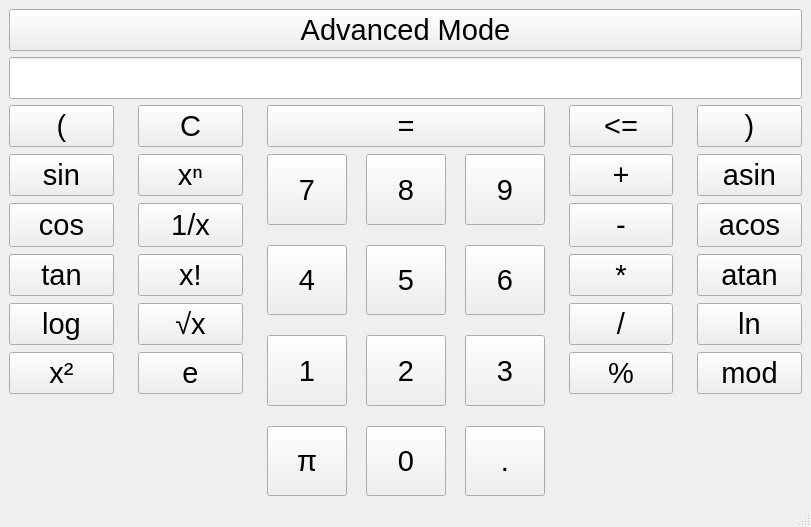
The window that mainwindow.ui (amit-c-ai/Calculator-using-Qt) describes before a commit, drawn with Qt 5.
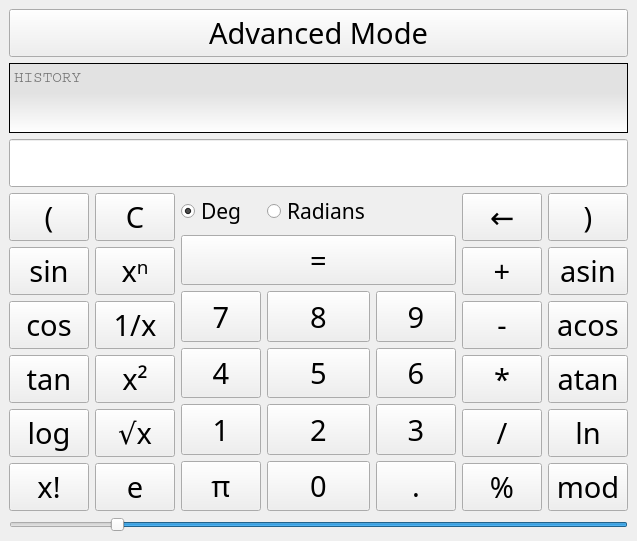
The same window after the commit.

Commit message: history, gradient to history, touch sounds, degrees and radians

What changed in the file:
```diff
--- a/mainwindow.ui
+++ b/mainwindow.ui
@@ -6,28 +6,45 @@
    <rect>
     <x>0</x>
     <y>0</y>
-    <width>811</width>
-    <height>527</height>
+    <width>589</width>
+    <height>523</height>
    </rect>
   </property>
+  <property name="minimumSize">
+   <size>
+    <width>0</width>
+    <height>0</height>
+   </size>
+  </property>
+  <property name="maximumSize">
+   <size>
+    <width>16777215</width>
+    <height>16777215</height>
+   </size>
+  </property>
+  <property name="font">
+   <font>
+    <family>Gill Sans MT Condensed</family>
+   </font>
+  </property>
   <property name="windowTitle">
    <string>MainWindow</string>
   </property>
   <widget class="QWidget" name="centralwidget">
-   <layout class="QGridLayout" name="gridLayout_3">
-    <item row="1" column="0">
-     <widget class="QLineEdit" name="output">
-      <property name="font">
-       <font>
-        <pointsize>22</pointsize>
-       </font>
-      </property>
-     </widget>
-    </item>
+   <layout class="QGridLayout" name="gridLayout_6">
+    <item row="0" column="0">
+     <layout class="QGridLayout" name="gridLayout_4">
     <item row="0" column="0">
      <widget class="QPushButton" name="advancedMode">
+        <property name="sizePolicy">
+         <sizepolicy hsizetype="Minimum" vsizetype="Fixed">
+          <horstretch>0</horstretch>
+          <verstretch>0</verstretch>
+         </sizepolicy>
+        </property>
       <property name="font">
        <font>
+          <family>Gill Sans MT Condensed</family>
         <pointsize>22</pointsize>
        </font>
       </property>
@@ -36,52 +53,52 @@
       </property>
      </widget>
     </item>
+      <item row="4" column="0">
+       <widget class="QSlider" name="horizontalSlider">
+        <property name="mouseTracking">
+         <bool>true</bool>
+        </property>
+        <property name="minimum">
+         <number>15</number>
+        </property>
+        <property name="sliderPosition">
+         <number>85</number>
+        </property>
+        <property name="orientation">
+         <enum>Qt::Horizontal</enum>
+        </property>
+        <property name="invertedAppearance">
+         <bool>true</bool>
+        </property>
+       </widget>
+      </item>
     <item row="2" column="0">
-     <layout class="QGridLayout" name="gridLayout_2">
-      <property name="horizontalSpacing">
-       <number>24</number>
-      </property>
-      <property name="verticalSpacing">
-       <number>7</number>
-      </property>
-      <item row="5" column="4">
-       <widget class="QPushButton" name="ln">
+       <widget class="QLineEdit" name="output">
         <property name="sizePolicy">
-         <sizepolicy hsizetype="Minimum" vsizetype="Minimum">
+         <sizepolicy hsizetype="Minimum" vsizetype="Fixed">
           <horstretch>0</horstretch>
           <verstretch>0</verstretch>
          </sizepolicy>
         </property>
         <property name="font">
          <font>
+          <family>Gill Sans MT Condensed</family>
           <pointsize>22</pointsize>
+          <weight>75</weight>
+          <bold>true</bold>
          </font>
         </property>
-        <property name="text">
-         <string>ln</string>
-        </property>
        </widget>
       </item>
-      <item row="2" column="3">
-       <widget class="QPushButton" name="add">
-        <property name="sizePolicy">
-         <sizepolicy hsizetype="Minimum" vsizetype="Minimum">
-          <horstretch>0</horstretch>
-          <verstretch>0</verstretch>
-         </sizepolicy>
+      <item row="3" column="0">
+       <layout class="QGridLayout" name="gridLayout_5">
+        <property name="sizeConstraint">
+         <enum>QLayout::SetDefaultConstraint</enum>
         </property>
-        <property name="font">
-         <font>
-          <pointsize>22</pointsize>
-         </font>
-        </property>
-        <property name="text">
-         <string>+</string>
-        </property>
-       </widget>
-      </item>
-      <item row="4" column="3">
-       <widget class="QPushButton" name="multiply">
+        <item row="0" column="0">
+         <layout class="QGridLayout" name="gridLayout">
+          <item row="0" column="0">
+           <widget class="QPushButton" name="openBracket">
         <property name="sizePolicy">
          <sizepolicy hsizetype="Minimum" vsizetype="Minimum">
           <horstretch>0</horstretch>
@@ -90,28 +107,17 @@
         </property>
         <property name="font">
          <font>
+              <family>Gill Sans MT Condensed</family>
           <pointsize>22</pointsize>
          </font>
         </property>
         <property name="text">
-         <string>*</string>
+             <string>(</string>
         </property>
        </widget>
       </item>
-      <item row="6" column="3">
-       <widget class="QPushButton" name="percentage">
-        <property name="font">
-         <font>
-          <pointsize>22</pointsize>
-         </font>
-        </property>
-        <property name="text">
-         <string>%</string>
-        </property>
-       </widget>
-      </item>
-      <item row="6" column="0">
-       <widget class="QPushButton" name="square">
+          <item row="0" column="1">
+           <widget class="QPushButton" name="clear">
         <property name="sizePolicy">
          <sizepolicy hsizetype="Minimum" vsizetype="Minimum">
           <horstretch>0</horstretch>
@@ -120,16 +126,17 @@
         </property>
         <property name="font">
          <font>
+              <family>Gill Sans MT Condensed</family>
           <pointsize>22</pointsize>
          </font>
         </property>
         <property name="text">
-         <string>x²</string>
+             <string>C</string>
         </property>
        </widget>
       </item>
-      <item row="3" column="3">
-       <widget class="QPushButton" name="minus">
+          <item row="1" column="0">
+           <widget class="QPushButton" name="sin">
         <property name="sizePolicy">
          <sizepolicy hsizetype="Minimum" vsizetype="Minimum">
           <horstretch>0</horstretch>
@@ -138,36 +145,26 @@
         </property>
         <property name="font">
          <font>
+              <family>Gill Sans MT Condensed</family>
           <pointsize>22</pointsize>
          </font>
         </property>
         <property name="text">
-         <string>-</string>
+             <string>sin</string>
         </property>
        </widget>
       </item>
-      <item row="5" column="3">
-       <widget class="QPushButton" name="divide">
-        <property name="sizePolicy">
-         <sizepolicy hsizetype="Minimum" vsizetype="Minimum">
-          <horstretch>0</horstretch>
-          <verstretch>0</verstretch>
-         </sizepolicy>
-        </property>
-        <property name="font">
-         <font>
-          <pointsize>22</pointsize>
-         </font>
-        </property>
-        <property name="text">
-         <string>/</string>
-        </property>
-       </widget>
-      </item>
-      <item row="2" column="1">
+          <item row="1" column="1">
        <widget class="QPushButton" name="power">
+            <property name="sizePolicy">
+             <sizepolicy hsizetype="Minimum" vsizetype="Minimum">
+              <horstretch>0</horstretch>
+              <verstretch>0</verstretch>
+             </sizepolicy>
+            </property>
         <property name="font">
          <font>
+              <family>Gill Sans MT Condensed</family>
           <pointsize>22</pointsize>
          </font>
         </property>
@@ -176,8 +173,8 @@
         </property>
        </widget>
       </item>
-      <item row="3" column="4">
-       <widget class="QPushButton" name="acos">
+          <item row="2" column="0">
+           <widget class="QPushButton" name="cos">
         <property name="sizePolicy">
          <sizepolicy hsizetype="Minimum" vsizetype="Minimum">
           <horstretch>0</horstretch>
@@ -186,16 +183,17 @@
         </property>
         <property name="font">
          <font>
+              <family>Gill Sans MT Condensed</family>
           <pointsize>22</pointsize>
          </font>
         </property>
         <property name="text">
-         <string>acos</string>
+             <string>cos</string>
         </property>
        </widget>
       </item>
-      <item row="2" column="4">
-       <widget class="QPushButton" name="asin">
+          <item row="2" column="1">
+           <widget class="QPushButton" name="reciprocal">
         <property name="sizePolicy">
          <sizepolicy hsizetype="Minimum" vsizetype="Minimum">
           <horstretch>0</horstretch>
@@ -204,15 +202,73 @@
         </property>
         <property name="font">
          <font>
+              <family>Gill Sans MT Condensed</family>
           <pointsize>22</pointsize>
          </font>
         </property>
         <property name="text">
-         <string>asin</string>
+             <string>1/x</string>
         </property>
        </widget>
       </item>
-      <item row="5" column="1">
+          <item row="3" column="0">
+           <widget class="QPushButton" name="tan">
+            <property name="sizePolicy">
+             <sizepolicy hsizetype="Minimum" vsizetype="Minimum">
+              <horstretch>0</horstretch>
+              <verstretch>0</verstretch>
+             </sizepolicy>
+            </property>
+            <property name="font">
+             <font>
+              <family>Gill Sans MT Condensed</family>
+              <pointsize>22</pointsize>
+             </font>
+            </property>
+            <property name="text">
+             <string>tan</string>
+            </property>
+           </widget>
+          </item>
+          <item row="3" column="1">
+           <widget class="QPushButton" name="square">
+            <property name="sizePolicy">
+             <sizepolicy hsizetype="Minimum" vsizetype="Minimum">
+              <horstretch>0</horstretch>
+              <verstretch>0</verstretch>
+             </sizepolicy>
+            </property>
+            <property name="font">
+             <font>
+              <family>Gill Sans MT Condensed</family>
+              <pointsize>22</pointsize>
+             </font>
+            </property>
+            <property name="text">
+             <string>x²</string>
+            </property>
+           </widget>
+          </item>
+          <item row="4" column="0">
+           <widget class="QPushButton" name="log">
+            <property name="sizePolicy">
+             <sizepolicy hsizetype="Minimum" vsizetype="Minimum">
+              <horstretch>0</horstretch>
+              <verstretch>0</verstretch>
+             </sizepolicy>
+            </property>
+            <property name="font">
+             <font>
+              <family>Gill Sans MT Condensed</family>
+              <pointsize>22</pointsize>
+             </font>
+            </property>
+            <property name="text">
+             <string>log</string>
+            </property>
+           </widget>
+          </item>
+          <item row="4" column="1">
        <widget class="QPushButton" name="root">
         <property name="sizePolicy">
          <sizepolicy hsizetype="Minimum" vsizetype="Minimum">
@@ -222,6 +278,7 @@
         </property>
         <property name="font">
          <font>
+              <family>Gill Sans MT Condensed</family>
           <pointsize>22</pointsize>
          </font>
         </property>
@@ -230,15 +287,87 @@
         </property>
        </widget>
       </item>
-      <item row="2" column="2" rowspan="7">
-       <layout class="QGridLayout" name="gridLayout">
-        <property name="horizontalSpacing">
-         <number>19</number>
-        </property>
-        <property name="verticalSpacing">
-         <number>20</number>
-        </property>
+          <item row="5" column="0">
+           <widget class="QPushButton" name="factorial">
+            <property name="sizePolicy">
+             <sizepolicy hsizetype="Minimum" vsizetype="Minimum">
+              <horstretch>0</horstretch>
+              <verstretch>0</verstretch>
+             </sizepolicy>
+            </property>
+            <property name="font">
+             <font>
+              <family>Gill Sans MT Condensed</family>
+              <pointsize>22</pointsize>
+             </font>
+            </property>
+            <property name="text">
+             <string>x!</string>
+            </property>
+           </widget>
+          </item>
         <item row="5" column="1">
+           <widget class="QPushButton" name="eConstant">
+            <property name="sizePolicy">
+             <sizepolicy hsizetype="Minimum" vsizetype="Minimum">
+              <horstretch>0</horstretch>
+              <verstretch>0</verstretch>
+             </sizepolicy>
+            </property>
+            <property name="font">
+             <font>
+              <family>Gill Sans MT Condensed</family>
+              <pointsize>22</pointsize>
+             </font>
+            </property>
+            <property name="text">
+             <string>e</string>
+            </property>
+           </widget>
+          </item>
+         </layout>
+        </item>
+        <item row="0" column="1">
+         <layout class="QGridLayout" name="gridLayout_3">
+          <item row="5" column="2">
+           <widget class="QPushButton" name="six">
+            <property name="sizePolicy">
+             <sizepolicy hsizetype="Minimum" vsizetype="Minimum">
+              <horstretch>0</horstretch>
+              <verstretch>0</verstretch>
+             </sizepolicy>
+            </property>
+            <property name="font">
+             <font>
+              <family>Gill Sans MT Condensed</family>
+              <pointsize>22</pointsize>
+             </font>
+            </property>
+            <property name="text">
+             <string>6</string>
+            </property>
+           </widget>
+          </item>
+          <item row="4" column="1">
+           <widget class="QPushButton" name="eight">
+            <property name="sizePolicy">
+             <sizepolicy hsizetype="Minimum" vsizetype="Minimum">
+              <horstretch>0</horstretch>
+              <verstretch>0</verstretch>
+             </sizepolicy>
+            </property>
+            <property name="font">
+             <font>
+              <family>Gill Sans MT Condensed</family>
+              <pointsize>22</pointsize>
+             </font>
+            </property>
+            <property name="text">
+             <string>8</string>
+            </property>
+           </widget>
+          </item>
+          <item row="7" column="1">
          <widget class="QPushButton" name="zero">
           <property name="sizePolicy">
            <sizepolicy hsizetype="Minimum" vsizetype="Minimum">
@@ -248,6 +377,7 @@
           </property>
           <property name="font">
            <font>
+              <family>Gill Sans MT Condensed</family>
             <pointsize>22</pointsize>
            </font>
           </property>
@@ -256,43 +386,7 @@
           </property>
          </widget>
         </item>
-        <item row="5" column="0">
-         <widget class="QPushButton" name="piConstant">
-          <property name="sizePolicy">
-           <sizepolicy hsizetype="Ignored" vsizetype="Minimum">
-            <horstretch>0</horstretch>
-            <verstretch>0</verstretch>
-           </sizepolicy>
-          </property>
-          <property name="font">
-           <font>
-            <pointsize>22</pointsize>
-           </font>
-          </property>
-          <property name="text">
-           <string>π</string>
-          </property>
-         </widget>
-        </item>
-        <item row="5" column="2">
-         <widget class="QPushButton" name="dot">
-          <property name="sizePolicy">
-           <sizepolicy hsizetype="Minimum" vsizetype="Minimum">
-            <horstretch>0</horstretch>
-            <verstretch>0</verstretch>
-           </sizepolicy>
-          </property>
-          <property name="font">
-           <font>
-            <pointsize>22</pointsize>
-           </font>
-          </property>
-          <property name="text">
-           <string>.</string>
-          </property>
-         </widget>
-        </item>
-        <item row="4" column="2">
+          <item row="6" column="2">
          <widget class="QPushButton" name="three">
           <property name="sizePolicy">
            <sizepolicy hsizetype="Minimum" vsizetype="Minimum">
@@ -302,6 +396,7 @@
           </property>
           <property name="font">
            <font>
+              <family>Gill Sans MT Condensed</family>
             <pointsize>22</pointsize>
            </font>
           </property>
@@ -310,25 +405,7 @@
           </property>
          </widget>
         </item>
-        <item row="3" column="0">
-         <widget class="QPushButton" name="four">
-          <property name="sizePolicy">
-           <sizepolicy hsizetype="Minimum" vsizetype="Minimum">
-            <horstretch>0</horstretch>
-            <verstretch>0</verstretch>
-           </sizepolicy>
-          </property>
-          <property name="font">
-           <font>
-            <pointsize>22</pointsize>
-           </font>
-          </property>
-          <property name="text">
-           <string>4</string>
-          </property>
-         </widget>
-        </item>
-        <item row="3" column="1">
+          <item row="5" column="1">
          <widget class="QPushButton" name="five">
           <property name="sizePolicy">
            <sizepolicy hsizetype="Minimum" vsizetype="Minimum">
@@ -338,6 +415,7 @@
           </property>
           <property name="font">
            <font>
+              <family>Gill Sans MT Condensed</family>
             <pointsize>22</pointsize>
            </font>
           </property>
@@ -346,43 +424,7 @@
           </property>
          </widget>
         </item>
-        <item row="4" column="1">
-         <widget class="QPushButton" name="two">
-          <property name="sizePolicy">
-           <sizepolicy hsizetype="Minimum" vsizetype="Minimum">
-            <horstretch>0</horstretch>
-            <verstretch>0</verstretch>
-           </sizepolicy>
-          </property>
-          <property name="font">
-           <font>
-            <pointsize>22</pointsize>
-           </font>
-          </property>
-          <property name="text">
-           <string>2</string>
-          </property>
-         </widget>
-        </item>
-        <item row="3" column="2">
-         <widget class="QPushButton" name="six">
-          <property name="sizePolicy">
-           <sizepolicy hsizetype="Minimum" vsizetype="Minimum">
-            <horstretch>0</horstretch>
-            <verstretch>0</verstretch>
-           </sizepolicy>
-          </property>
-          <property name="font">
-           <font>
-            <pointsize>22</pointsize>
-           </font>
-          </property>
-          <property name="text">
-           <string>6</string>
-          </property>
-         </widget>
-        </item>
-        <item row="4" column="0">
+          <item row="6" column="0">
          <widget class="QPushButton" name="one">
           <property name="sizePolicy">
            <sizepolicy hsizetype="Minimum" vsizetype="Minimum">
@@ -392,6 +434,7 @@
           </property>
           <property name="font">
            <font>
+              <family>Gill Sans MT Condensed</family>
             <pointsize>22</pointsize>
            </font>
           </property>
@@ -403,25 +446,23 @@
           </property>
          </widget>
         </item>
-        <item row="2" column="2">
-         <widget class="QPushButton" name="nine">
-          <property name="sizePolicy">
-           <sizepolicy hsizetype="Minimum" vsizetype="Minimum">
-            <horstretch>0</horstretch>
-            <verstretch>0</verstretch>
-           </sizepolicy>
-          </property>
+          <item row="0" column="0">
+           <widget class="QRadioButton" name="degrees">
           <property name="font">
            <font>
-            <pointsize>22</pointsize>
+              <family>Gill Sans MT Condensed</family>
+              <pointsize>16</pointsize>
            </font>
           </property>
           <property name="text">
-           <string>9</string>
+             <string>Deg</string>
+            </property>
+            <property name="checked">
+             <bool>true</bool>
           </property>
          </widget>
         </item>
-        <item row="2" column="0">
+          <item row="4" column="0">
          <widget class="QPushButton" name="seven">
           <property name="sizePolicy">
            <sizepolicy hsizetype="Minimum" vsizetype="Minimum">
@@ -431,6 +472,7 @@
           </property>
           <property name="font">
            <font>
+              <family>Gill Sans MT Condensed</family>
             <pointsize>22</pointsize>
            </font>
           </property>
@@ -439,8 +481,8 @@
           </property>
          </widget>
         </item>
-        <item row="2" column="1">
-         <widget class="QPushButton" name="eight">
+          <item row="4" column="2">
+           <widget class="QPushButton" name="nine">
           <property name="sizePolicy">
            <sizepolicy hsizetype="Minimum" vsizetype="Minimum">
             <horstretch>0</horstretch>
@@ -449,18 +491,17 @@
           </property>
           <property name="font">
            <font>
+              <family>Gill Sans MT Condensed</family>
             <pointsize>22</pointsize>
            </font>
           </property>
           <property name="text">
-           <string>8</string>
+             <string>9</string>
           </property>
          </widget>
         </item>
-       </layout>
-      </item>
-      <item row="3" column="0">
-       <widget class="QPushButton" name="cos">
+          <item row="7" column="2">
+           <widget class="QPushButton" name="dot">
         <property name="sizePolicy">
          <sizepolicy hsizetype="Minimum" vsizetype="Minimum">
           <horstretch>0</horstretch>
@@ -469,16 +510,17 @@
         </property>
         <property name="font">
          <font>
+              <family>Gill Sans MT Condensed</family>
           <pointsize>22</pointsize>
          </font>
         </property>
         <property name="text">
-         <string>cos</string>
+             <string>.</string>
         </property>
        </widget>
       </item>
-      <item row="6" column="1">
-       <widget class="QPushButton" name="eConstant">
+          <item row="5" column="0">
+           <widget class="QPushButton" name="four">
         <property name="sizePolicy">
          <sizepolicy hsizetype="Minimum" vsizetype="Minimum">
           <horstretch>0</horstretch>
@@ -487,15 +529,16 @@
         </property>
         <property name="font">
          <font>
+              <family>Gill Sans MT Condensed</family>
           <pointsize>22</pointsize>
          </font>
         </property>
         <property name="text">
-         <string>e</string>
+             <string>4</string>
         </property>
        </widget>
       </item>
-      <item row="0" column="2">
+          <item row="1" column="0" colspan="3">
        <widget class="QPushButton" name="calculate">
         <property name="sizePolicy">
          <sizepolicy hsizetype="Minimum" vsizetype="Minimum">
@@ -505,6 +548,7 @@
         </property>
         <property name="font">
          <font>
+              <family>Gill Sans MT Condensed</family>
           <pointsize>22</pointsize>
          </font>
         </property>
@@ -513,49 +557,157 @@
         </property>
        </widget>
       </item>
-      <item row="6" column="4">
-       <widget class="QPushButton" name="mod">
+          <item row="6" column="1">
+           <widget class="QPushButton" name="two">
+            <property name="sizePolicy">
+             <sizepolicy hsizetype="Minimum" vsizetype="Minimum">
+              <horstretch>0</horstretch>
+              <verstretch>0</verstretch>
+             </sizepolicy>
+            </property>
         <property name="font">
          <font>
+              <family>Gill Sans MT Condensed</family>
           <pointsize>22</pointsize>
          </font>
         </property>
         <property name="text">
-         <string>mod</string>
+             <string>2</string>
+            </property>
+           </widget>
+          </item>
+          <item row="7" column="0">
+           <widget class="QPushButton" name="piConstant">
+            <property name="sizePolicy">
+             <sizepolicy hsizetype="Ignored" vsizetype="Minimum">
+              <horstretch>0</horstretch>
+              <verstretch>0</verstretch>
+             </sizepolicy>
+            </property>
+            <property name="font">
+             <font>
+              <family>Gill Sans MT Condensed</family>
+              <pointsize>22</pointsize>
+             </font>
+            </property>
+            <property name="text">
+             <string>π</string>
+            </property>
+           </widget>
+          </item>
+          <item row="0" column="1">
+           <widget class="QRadioButton" name="radians">
+            <property name="font">
+             <font>
+              <family>Gill Sans MT Condensed</family>
+              <pointsize>16</pointsize>
+             </font>
+            </property>
+            <property name="text">
+             <string>Radians</string>
+            </property>
+           </widget>
+          </item>
+         </layout>
+        </item>
+        <item row="0" column="2">
+         <layout class="QGridLayout" name="gridLayout_2">
+          <item row="1" column="0">
+           <widget class="QPushButton" name="add">
+            <property name="sizePolicy">
+             <sizepolicy hsizetype="Minimum" vsizetype="Minimum">
+              <horstretch>0</horstretch>
+              <verstretch>0</verstretch>
+             </sizepolicy>
+            </property>
+            <property name="font">
+             <font>
+              <family>Gill Sans MT Condensed</family>
+              <pointsize>22</pointsize>
+             </font>
+            </property>
+            <property name="text">
+             <string>+</string>
+            </property>
+           </widget>
+          </item>
+          <item row="1" column="1">
+           <widget class="QPushButton" name="asin">
+            <property name="sizePolicy">
+             <sizepolicy hsizetype="Minimum" vsizetype="Minimum">
+              <horstretch>0</horstretch>
+              <verstretch>0</verstretch>
+             </sizepolicy>
+            </property>
+            <property name="font">
+             <font>
+              <family>Gill Sans MT Condensed</family>
+              <pointsize>22</pointsize>
+             </font>
+            </property>
+            <property name="text">
+             <string>asin</string>
+            </property>
+           </widget>
+          </item>
+          <item row="2" column="0">
+           <widget class="QPushButton" name="minus">
+            <property name="sizePolicy">
+             <sizepolicy hsizetype="Minimum" vsizetype="Minimum">
+              <horstretch>0</horstretch>
+              <verstretch>0</verstretch>
+             </sizepolicy>
+            </property>
+            <property name="font">
+             <font>
+              <family>Gill Sans MT Condensed</family>
+              <pointsize>22</pointsize>
+             </font>
+            </property>
+            <property name="text">
+             <string>-</string>
+            </property>
+           </widget>
+          </item>
+          <item row="2" column="1">
+           <widget class="QPushButton" name="acos">
+            <property name="sizePolicy">
+             <sizepolicy hsizetype="Minimum" vsizetype="Minimum">
+              <horstretch>0</horstretch>
+              <verstretch>0</verstretch>
+             </sizepolicy>
+            </property>
+            <property name="font">
+             <font>
+              <family>Gill Sans MT Condensed</family>
+              <pointsize>22</pointsize>
+             </font>
+            </property>
+            <property name="text">
+             <string>acos</string>
+            </property>
+           </widget>
+          </item>
+          <item row="3" column="0">
+           <widget class="QPushButton" name="multiply">
+            <property name="sizePolicy">
+             <sizepolicy hsizetype="Minimum" vsizetype="Minimum">
+              <horstretch>0</horstretch>
+              <verstretch>0</verstretch>
+             </sizepolicy>
+            </property>
+            <property name="font">
+             <font>
+              <family>Gill Sans MT Condensed</family>
+              <pointsize>22</pointsize>
+             </font>
+            </property>
+            <property name="text">
+             <string>*</string>
         </property>
        </widget>
       </item>
       <item row="3" column="1">
-       <widget class="QPushButton" name="reciprocal">
-        <property name="sizePolicy">
-         <sizepolicy hsizetype="Minimum" vsizetype="Minimum">
-          <horstretch>0</horstretch>
-          <verstretch>0</verstretch>
-         </sizepolicy>
-        </property>
-        <property name="font">
-         <font>
-          <pointsize>22</pointsize>
-         </font>
-        </property>
-        <property name="text">
-         <string>1/x</string>
-        </property>
-       </widget>
-      </item>
-      <item row="4" column="1">
-       <widget class="QPushButton" name="factorial">
-        <property name="font">
-         <font>
-          <pointsize>22</pointsize>
-         </font>
-        </property>
-        <property name="text">
-         <string>x!</string>
-        </property>
-       </widget>
-      </item>
-      <item row="4" column="4">
        <widget class="QPushButton" name="atan">
         <property name="sizePolicy">
          <sizepolicy hsizetype="Minimum" vsizetype="Minimum">
@@ -565,6 +717,7 @@
         </property>
         <property name="font">
          <font>
+              <family>Gill Sans MT Condensed</family>
           <pointsize>22</pointsize>
          </font>
         </property>
@@ -573,26 +726,8 @@
         </property>
        </widget>
       </item>
-      <item row="2" column="0">
-       <widget class="QPushButton" name="sin">
-        <property name="sizePolicy">
-         <sizepolicy hsizetype="Minimum" vsizetype="Minimum">
-          <horstretch>0</horstretch>
-          <verstretch>0</verstretch>
-         </sizepolicy>
-        </property>
-        <property name="font">
-         <font>
-          <pointsize>22</pointsize>
-         </font>
-        </property>
-        <property name="text">
-         <string>sin</string>
-        </property>
-       </widget>
-      </item>
       <item row="4" column="0">
-       <widget class="QPushButton" name="tan">
+           <widget class="QPushButton" name="divide">
         <property name="sizePolicy">
          <sizepolicy hsizetype="Minimum" vsizetype="Minimum">
           <horstretch>0</horstretch>
@@ -601,66 +736,102 @@
         </property>
         <property name="font">
          <font>
+              <family>Gill Sans MT Condensed</family>
           <pointsize>22</pointsize>
          </font>
         </property>
         <property name="text">
-         <string>tan</string>
+             <string>/</string>
+            </property>
+           </widget>
+          </item>
+          <item row="4" column="1">
+           <widget class="QPushButton" name="ln">
+            <property name="sizePolicy">
+             <sizepolicy hsizetype="Minimum" vsizetype="Minimum">
+              <horstretch>0</horstretch>
+              <verstretch>0</verstretch>
+             </sizepolicy>
+            </property>
+            <property name="font">
+             <font>
+              <family>Gill Sans MT Condensed</family>
+              <pointsize>22</pointsize>
+             </font>
+            </property>
+            <property name="text">
+             <string>ln</string>
         </property>
        </widget>
       </item>
       <item row="5" column="0">
-       <widget class="QPushButton" name="log">
+           <widget class="QPushButton" name="percentage">
+            <property name="sizePolicy">
+             <sizepolicy hsizetype="Minimum" vsizetype="Minimum">
+              <horstretch>0</horstretch>
+              <verstretch>0</verstretch>
+             </sizepolicy>
+            </property>
         <property name="font">
          <font>
+              <family>Gill Sans MT Condensed</family>
           <pointsize>22</pointsize>
          </font>
         </property>
         <property name="text">
-         <string>log</string>
+             <string>%</string>
         </property>
        </widget>
       </item>
-      <item row="0" column="1">
-       <widget class="QPushButton" name="clear">
+          <item row="5" column="1">
+           <widget class="QPushButton" name="mod">
+            <property name="sizePolicy">
+             <sizepolicy hsizetype="Minimum" vsizetype="Minimum">
+              <horstretch>0</horstretch>
+              <verstretch>0</verstretch>
+             </sizepolicy>
+            </property>
         <property name="font">
          <font>
+              <family>Gill Sans MT Condensed</family>
           <pointsize>22</pointsize>
          </font>
         </property>
         <property name="text">
-         <string>C</string>
+             <string>mod</string>
         </property>
        </widget>
       </item>
       <item row="0" column="0">
-       <widget class="QPushButton" name="openBracket">
-        <property name="font">
-         <font>
-          <pointsize>22</pointsize>
-         </font>
-        </property>
-        <property name="text">
-         <string>(</string>
-        </property>
-       </widget>
-      </item>
-      <item row="0" column="3">
        <widget class="QPushButton" name="back">
+            <property name="sizePolicy">
+             <sizepolicy hsizetype="Minimum" vsizetype="Minimum">
+              <horstretch>0</horstretch>
+              <verstretch>0</verstretch>
+             </sizepolicy>
+            </property>
         <property name="font">
          <font>
+              <family>Gill Sans MT Condensed</family>
           <pointsize>22</pointsize>
          </font>
         </property>
         <property name="text">
-         <string>&lt;=</string>
+             <string>←</string>
         </property>
        </widget>
       </item>
-      <item row="0" column="4">
+          <item row="0" column="1">
        <widget class="QPushButton" name="closeBracket">
+            <property name="sizePolicy">
+             <sizepolicy hsizetype="Minimum" vsizetype="Minimum">
+              <horstretch>0</horstretch>
+              <verstretch>0</verstretch>
+             </sizepolicy>
+            </property>
         <property name="font">
          <font>
+              <family>Gill Sans MT Condensed</family>
           <pointsize>22</pointsize>
          </font>
         </property>
@@ -672,8 +843,56 @@
      </layout>
     </item>
    </layout>
-  </widget>
-  <widget class="QStatusBar" name="statusbar"/>
+      </item>
+      <item row="1" column="0">
+       <widget class="QTextEdit" name="history">
+        <property name="font">
+         <font>
+          <family>Courier</family>
+          <pointsize>12</pointsize>
+          <strikeout>false</strikeout>
+         </font>
+        </property>
+        <property name="styleSheet">
+         <string notr="true">background-color: qlineargradient(spread:pad, x1:1, y1:0.432, x2:1, y2:1, stop:0 rgba(226, 226, 226, 255), stop:1 rgba(255, 255, 255, 255));</string>
+        </property>
+        <property name="frameShape">
+         <enum>QFrame::StyledPanel</enum>
+        </property>
+        <property name="frameShadow">
+         <enum>QFrame::Sunken</enum>
+        </property>
+        <property name="verticalScrollBarPolicy">
+         <enum>Qt::ScrollBarAsNeeded</enum>
+        </property>
+        <property name="horizontalScrollBarPolicy">
+         <enum>Qt::ScrollBarAsNeeded</enum>
+        </property>
+        <property name="sizeAdjustPolicy">
+         <enum>QAbstractScrollArea::AdjustIgnored</enum>
+        </property>
+        <property name="readOnly">
+         <bool>true</bool>
+        </property>
+        <property name="html">
+         <string>&lt;!DOCTYPE HTML PUBLIC &quot;-//W3C//DTD HTML 4.0//EN&quot; &quot;http://www.w3.org/TR/REC-html40/strict.dtd&quot;&gt;
+&lt;html&gt;&lt;head&gt;&lt;meta name=&quot;qrichtext&quot; content=&quot;1&quot; /&gt;&lt;style type=&quot;text/css&quot;&gt;
+p, li { white-space: pre-wrap; }
+&lt;/style&gt;&lt;/head&gt;&lt;body style=&quot; font-family:'Courier'; font-size:12pt; font-weight:400; font-style:normal;&quot;&gt;
+&lt;p style=&quot;-qt-paragraph-type:empty; margin-top:0px; margin-bottom:0px; margin-left:0px; margin-right:0px; -qt-block-indent:0; text-indent:0px; font-family:'OCR A Extended';&quot;&gt;&lt;br /&gt;&lt;/p&gt;&lt;/body&gt;&lt;/html&gt;</string>
+        </property>
+        <property name="textInteractionFlags">
+         <set>Qt::NoTextInteraction</set>
+        </property>
+        <property name="placeholderText">
+         <string>HISTORY</string>
+        </property>
+       </widget>
+      </item>
+     </layout>
+    </item>
+   </layout>
+  </widget>
  </widget>
  <resources/>
  <connections/>
```
Left out of the diff: 2 changed lines with no effect on the pictures. Lines whose indentation alone changed are shown as unchanged. The commit also changes 276 other files.
